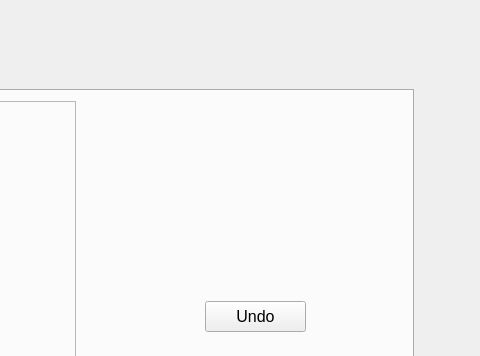
highrepute/LEDBoard, file DiscoBoard.ui: the form before one commit; both pictures show x 787 to 1267 and y 0 to 356 of the 1267 by 948 pixel window.
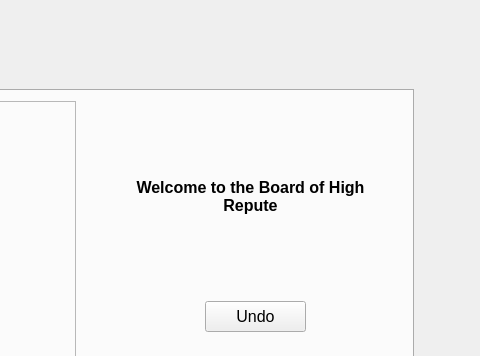
The form after the commit. The open tabs and pages were chosen to show the change.

Commit message: Fixed bug relating to sliders not working with changes to the grade range

```diff
--- a/DiscoBoard.ui
+++ b/DiscoBoard.ui
@@ -1287,6 +1287,31 @@
       <enum>QFrame::Raised</enum>
      </property>
     </widget>
+    <widget class="QLabel" name="lblInfoAddProb">
+     <property name="geometry">
+      <rect>
+       <x>850</x>
+       <y>50</y>
+       <width>251</width>
+       <height>111</height>
+      </rect>
+     </property>
+     <property name="font">
+      <font>
+       <weight>75</weight>
+       <bold>true</bold>
+      </font>
+     </property>
+     <property name="text">
+      <string>Welcome to the Board of High Repute</string>
+     </property>
+     <property name="alignment">
+      <set>Qt::AlignCenter</set>
+     </property>
+     <property name="wordWrap">
+      <bool>true</bool>
+     </property>
+    </widget>
     <zorder>frame_6</zorder>
     <zorder>layoutWidget</zorder>
     <zorder>pbUndo</zorder>
```
Left out of the diff: 5 changed lines with no effect on the pictures. The commit also changes 5 other files.
